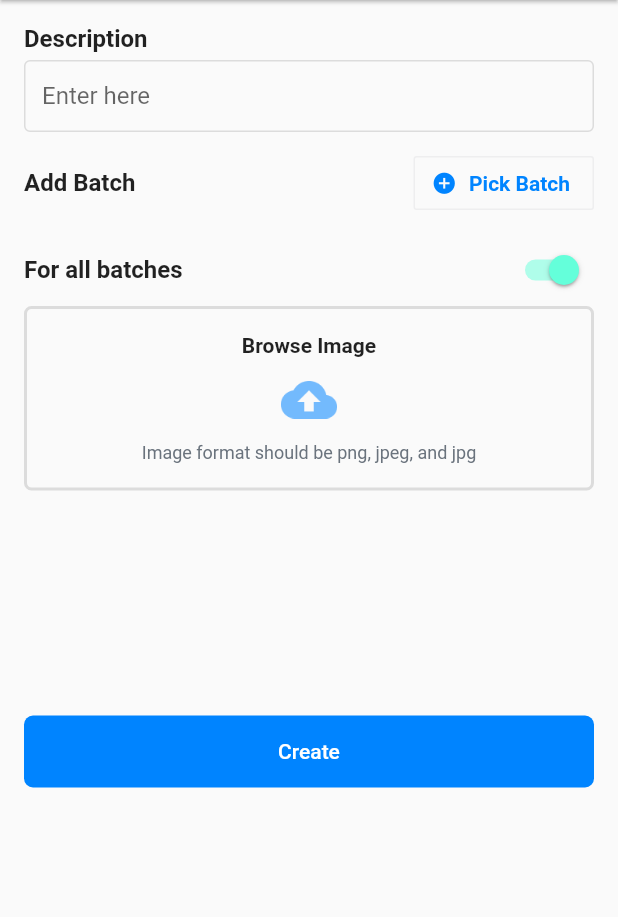
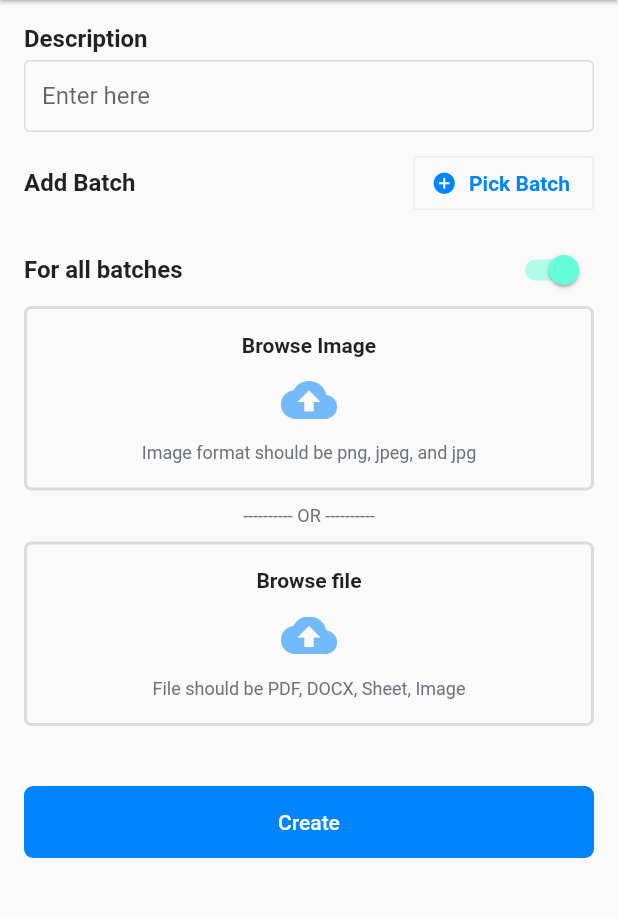
Before and after one commit to pensil-inc/flutter_pensil_app, a Flutter app: the CreateAnnouncement screen opened directly, on a phone screen of 412 x 824 dp, the part 75-992 px from its top. Run offline on Flutter 3.47's test engine with Material 2 defaults, Android fonts, the phone set to English and light mode, and no system bars; our stand-ins replace better_player, cached_network_image, contacts_service, dio, equatable, file_picker and 8 more; missing offline and left inert: add_thumbnail, advance_pdf_viewer, flutter_custom_tabs, yoyo_player; accounts and stored records are empty.

Commit message:
✨ Add module to upload doc file in announcements

```diff
--- a/lib/model/create_announcement_model.dart
+++ b/lib/model/create_announcement_model.dart
@@ -36,6 +36,7 @@ class AnnouncementModel {
       this.description,
       this.isForAll,
       this.image,
+      this.file,
       this.batches,
       this.createdAt,
       this.owner});
@@ -44,6 +45,7 @@ class AnnouncementModel {
   final String title;
   final bool isForAll;
   final String image;
+  final String file;
   final List<String> batches;
   final DateTime createdAt;
   final ActorModel owner;
@@ -59,6 +61,7 @@ class AnnouncementModel {
         description: json["description"] == null ? null : json["description"],
         title: json["title"] == null ? null : json["title"],
         image: json["image"] == null ? null : json["image"],
+        file: json["file"] == null ? null : json["file"],
         isForAll: json["isForAll"] == null ? null : json["isForAll"],
         batches: json["batches"] == null
             ? null
@@ -74,6 +77,7 @@ class AnnouncementModel {
         "id": id == null ? null : id,
         "title": title == null ? null : title,
         "image": image == null ? null : image,
+        "file": file == null ? null : file,
         "description": description == null ? null : description,
         "isForAll": isForAll == null ? null : isForAll,
         "batches":
--- a/lib/resources/repository/teacher/teacher_repository.dart
+++ b/lib/resources/repository/teacher/teacher_repository.dart
@@ -38,10 +38,8 @@ class TeacherRepository {
     return gatway.addVideo(model, isEdit: isEdit);
   }
 
-  Future<bool> uploadFile(File file, String id,
-      {bool isVideo = false, bool isAnouncement = false}) {
-    return gatway.uploadFile(file, id,
-        isVideo: isVideo, isAnouncement: isAnouncement);
+  Future<bool> uploadFile(File file, String id, {String endpoint}) {
+    return gatway.uploadFile(file, id, endpoint: endpoint);
   }
 
   Future<BatchMaterialModel> uploadMaterial(BatchMaterialModel model,
--- a/lib/resources/service/api_gatway.dart
+++ b/lib/resources/service/api_gatway.dart
@@ -29,8 +29,7 @@ abstract class ApiGateway {
   Future<List<String>> getSubjectList();
   Future<List<NotificationModel>> getStudentNotificationsList();
   Future<List<VideoModel>> getVideosList(String batchId);
-  Future<bool> uploadFile(File file, String id,
-      {bool isVideo = false, bool isAnouncement = false});
+  Future<bool> uploadFile(File file, String id, {String endpoint});
   Future<BatchMaterialModel> uploadMaterial(BatchMaterialModel model,
       {bool isEdit});
   Future<List<BatchMaterialModel>> getBatchMaterialList(String batchId);
--- a/lib/states/teacher/material/batch_material_state.dart
+++ b/lib/states/teacher/material/batch_material_state.dart
@@ -84,11 +84,12 @@ class BatchMaterialState extends BaseState {
   }
 
   Future<bool> upload(String id) async {
+    String endpoint = Constants.material + "/$id/upload";
     return await execute(() async {
       isBusy = true;
       final getit = GetIt.instance;
       final repo = getit.get<TeacherRepository>();
-      return await repo.uploadFile(file, id);
+      return await repo.uploadFile(file, id, endpoint: endpoint);
     }, label: "Upload File");
   }
 
--- a/lib/states/teacher/video/video_state.dart
+++ b/lib/states/teacher/video/video_state.dart
@@ -94,11 +94,12 @@ class VideoState extends BaseState {
 
   /// Upload video file to server
   Future<bool> upload(String id) async {
+    String endpoint = Constants.video + "/$id/upload";
     return await execute(() async {
       isBusy = true;
       final getit = GetIt.instance;
       final repo = getit.get<TeacherRepository>();
-      return await repo.uploadFile(file, id, isVideo: true);
+      return await repo.uploadFile(file, id, endpoint: endpoint);
     }, label: "Upload Video");
   }
 
--- a/lib/ui/page/announcement/create_announcement.dart
+++ b/lib/ui/page/announcement/create_announcement.dart
@@ -94,7 +94,7 @@ class _CreateBatchState extends State<CreateAnnouncement> {
             list, Provider.of<HomeState>(context, listen: false), batchList));
   }
 
-  void pickFile() async {
+  void pickImage() async {
     FilePickerResult result = await FilePicker.platform.pickFiles(
       type: FileType.image,
     );
@@ -102,6 +102,18 @@ class _CreateBatchState extends State<CreateAnnouncement> {
       PlatformFile file = result.files.first;
       final state = Provider.of<AnnouncementState>(context, listen: false);
       state.setImageForAnnouncement = File(file.path);
+    }
+  }
+
+  void pickFile() async {
+    FilePickerResult result = await FilePicker.platform.pickFiles(
+      type: FileType.custom,
+      allowedExtensions: ['jpg', 'pdf', 'doc', 'xlsx', 'xls'],
+    );
+    if (result != null) {
+      PlatformFile file = result.files.first;
+      final state = Provider.of<AnnouncementState>(context, listen: false);
+      state.setDocForAnnouncement = File(file.path);
     }
   }
 
@@ -212,7 +224,7 @@ class _CreateBatchState extends State<CreateAnnouncement> {
 
                 Consumer<AnnouncementState>(
                   builder: (context, state, child) {
-                    if (state.file != null)
+                    if (state.imagefile != null)
                       return Stack(
                         children: [
                           Container(
@@ -222,7 +234,7 @@ class _CreateBatchState extends State<CreateAnnouncement> {
                             decoration: BoxDecoration(
                               borderRadius: BorderRadius.circular(10),
                               image: DecorationImage(
-                                image: FileImage(state.file),
+                                image: FileImage(state.imagefile),
                                 fit: BoxFit.cover,
                               ),
                             ),
@@ -268,12 +280,82 @@ class _CreateBatchState extends State<CreateAnnouncement> {
                                           fontSize: 12, color: PColors.gray)),
                             ],
                           ),
-                        ).ripple(pickFile),
-                        SizedBox(height: 150),
+                        ).ripple(pickImage),
+                        // SizedBox(height: 15),
                       ],
                     );
                   },
                 ),
+                SizedBox(height: 10),
+                Text("---------- OR ----------",
+                        style: Theme.of(context)
+                            .textTheme
+                            .bodyText2
+                            .copyWith(fontSize: 12, color: PColors.gray))
+                    .alignCenter,
+                SizedBox(height: 10),
+                Container(
+                  width: AppTheme.fullWidth(context) - 32,
+                  padding: EdgeInsets.symmetric(horizontal: 16, vertical: 16),
+                  decoration: AppTheme.outline(context),
+                  child: Column(
+                    children: <Widget>[
+                      Text("Browse file",
+                          style: Theme.of(context)
+                              .textTheme
+                              .bodyText2
+                              .copyWith(fontWeight: FontWeight.bold)),
+                      Image.asset(Images.uploadVideo, height: 25).vP16,
+                      Text("File should be PDF, DOCX, Sheet, Image",
+                          style: Theme.of(context)
+                              .textTheme
+                              .bodyText2
+                              .copyWith(fontSize: 12, color: PColors.gray))
+                    ],
+                  ),
+                ).ripple(pickFile),
+                Consumer<AnnouncementState>(
+                  builder: (context, state, child) {
+                    if (state.docfile != null) {
+                      return SizedBox(
+                        height: 65,
+                        width: AppTheme.fullWidth(context),
+                        child: Column(
+                          children: <Widget>[
+                            Row(
+                              children: <Widget>[
+                                SizedBox(
+                                    width: 50,
+                                    child: Image.asset(
+                                      Images.getfiletypeIcon(
+                                          state.docfile.path.split(".").last),
+                                      height: 30,
+                                    )),
+                                Text(state.docfile.path.split("/").last)
+                                    .extended,
+                                // Spacer(),
+                                IconButton(
+                                    padding: EdgeInsets.zero,
+                                    icon: Icon(Icons.cancel),
+                                    onPressed: state.removeAnnouncementDoc)
+                              ],
+                            ),
+                            Container(
+                              height: 5,
+                              margin: EdgeInsets.symmetric(horizontal: 16),
+                              width: AppTheme.fullWidth(context),
+                              decoration: BoxDecoration(
+                                  color: Color(0xff0CC476),
+                                  borderRadius: BorderRadius.circular(20)),
+                            )
+                          ],
+                        ),
+                      ).vP8;
+                    }
+                    return SizedBox();
+                  },
+                ),
+                SizedBox(height: 40),
                 PFlatButton(
                   label: "Create",
                   isLoading: isLoading,
--- a/lib/ui/page/home/widget/announement_widget.dart
+++ b/lib/ui/page/home/widget/announement_widget.dart
@@ -53,6 +53,13 @@ class AnnouncementWidget extends StatelessWidget {
                     }),
                     SizedBox(height: 8),
                   ],
+                  if (model.file != null)
+                    RotatedBox(
+                      quarterTurns: 1,
+                      child: Icon(Icons.attach_file_outlined).ripple(() {
+                        Utility.launchOnWeb(model.file);
+                      }),
+                    ).alignCenterRight,
                   Align(
                     alignment: Alignment.bottomRight,
                     child: Row(
```
Also changed, not shown: lib/helper/constants.dart (+8 -0 lines), lib/resources/service/api_gatway_impl.dart (+2 -8 lines), lib/states/teacher/announcement_state.dart (+23 -5 lines), lib/ui/theme/extentions.dart (+11 -6 lines).
